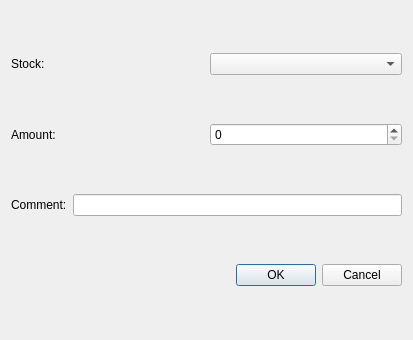
EmreBilal98/Saving_Organizator, file addexchangedialog.ui: the form before one commit.
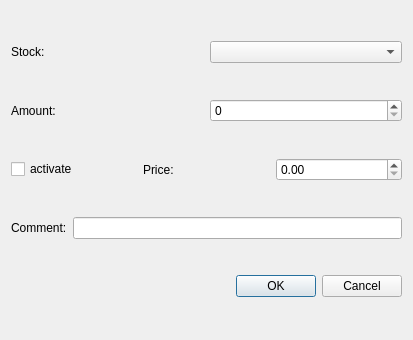
The form after the commit.

Patch:
```diff
--- a/addexchangedialog.ui
+++ b/addexchangedialog.ui
@@ -14,6 +14,20 @@
    <string>Dialog</string>
   </property>
   <layout class="QGridLayout" name="gridLayout">
+   <item row="2" column="0">
+    <layout class="QHBoxLayout" name="horizontalLayout_2">
+     <item>
+      <widget class="QLabel" name="label_2">
+       <property name="text">
+        <string>Amount:</string>
+       </property>
+      </widget>
+     </item>
+     <item>
+      <widget class="QSpinBox" name="spinBox"/>
+     </item>
+    </layout>
+   </item>
    <item row="0" column="0">
     <layout class="QHBoxLayout" name="horizontalLayout">
      <item>
@@ -28,35 +42,7 @@
      </item>
     </layout>
    </item>
-   <item row="1" column="0">
-    <layout class="QHBoxLayout" name="horizontalLayout_2">
-     <item>
-      <widget class="QLabel" name="label_2">
-       <property name="text">
-        <string>Amount:</string>
-       </property>
-      </widget>
-     </item>
-     <item>
-      <widget class="QSpinBox" name="spinBox"/>
-     </item>
-    </layout>
-   </item>
-   <item row="2" column="0">
-    <layout class="QHBoxLayout" name="horizontalLayout_3">
-     <item>
-      <widget class="QLabel" name="label_3">
-       <property name="text">
-        <string>Comment:</string>
-       </property>
-      </widget>
-     </item>
-     <item>
-      <widget class="QLineEdit" name="lineEdit"/>
-     </item>
-    </layout>
-   </item>
-   <item row="3" column="0">
+   <item row="5" column="0">
     <widget class="QDialogButtonBox" name="buttonBox">
      <property name="orientation">
       <enum>Qt::Orientation::Horizontal</enum>
@@ -66,6 +52,48 @@
      </property>
     </widget>
    </item>
+   <item row="4" column="0">
+    <layout class="QHBoxLayout" name="horizontalLayout_3">
+     <item>
+      <widget class="QLabel" name="label_3">
+       <property name="text">
+        <string>Comment:</string>
+       </property>
+      </widget>
+     </item>
+     <item>
+      <widget class="QLineEdit" name="lineEdit"/>
+     </item>
+    </layout>
+   </item>
+   <item row="3" column="0">
+    <layout class="QHBoxLayout" name="horizontalLayout_4">
+     <item>
+      <widget class="QCheckBox" name="chk_activate">
+       <property name="text">
+        <string>activate</string>
+       </property>
+      </widget>
+     </item>
+     <item>
+      <widget class="QLabel" name="label_4">
+       <property name="text">
+        <string>Price:</string>
+       </property>
+      </widget>
+     </item>
+     <item>
+      <widget class="QDoubleSpinBox" name="price_spinBox">
+       <property name="maximum">
+        <double>10000000.000000000000000</double>
+       </property>
+       <property name="singleStep">
+        <double>10.000000000000000</double>
+       </property>
+      </widget>
+     </item>
+    </layout>
+   </item>
   </layout>
  </widget>
  <resources/>
```
